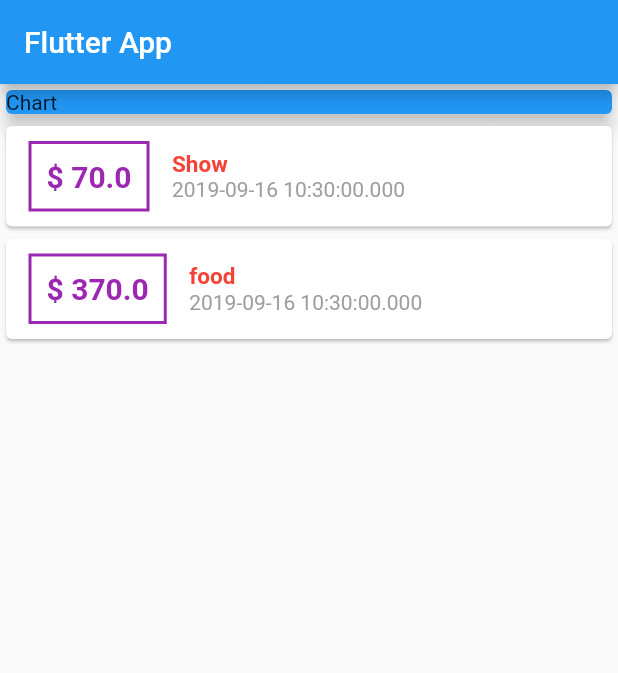
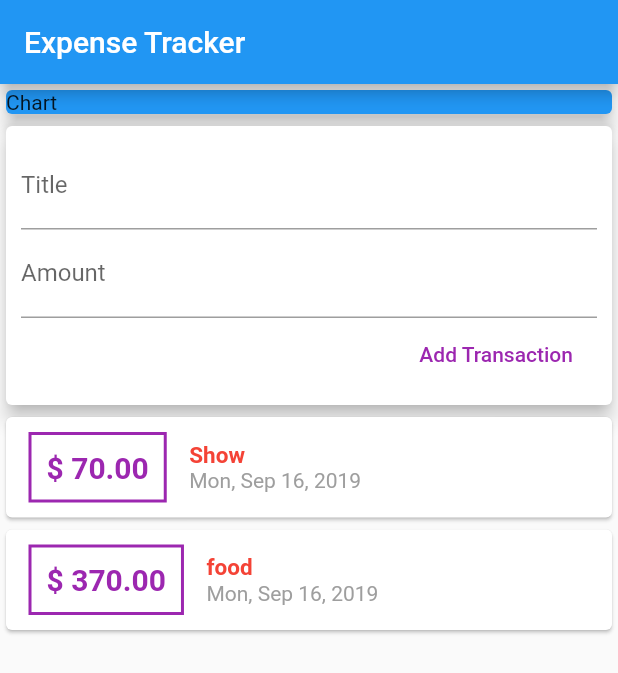
Before and after one commit to jithinlal/udemy_course_flutter, a Flutter app: the screen it shows after launch, on a phone screen of 412 x 824 dp. Shown: the top 673 px of the screen. Run offline on Flutter 3.47's test engine with Material 2 defaults, Android fonts, the phone set to English and light mode, and no system bars.

Commit message:
transaction widgets split

```diff
--- a/expense_tracker/lib/main.dart
+++ b/expense_tracker/lib/main.dart
@@ -1,4 +1,4 @@
-import 'package:expense_tracker/model/Transaction.dart';
+import 'package:expense_tracker/widgets/user_transactions.dart';
 import 'package:flutter/material.dart';
 
 void main() => runApp(MyApp());
@@ -7,32 +7,21 @@ class MyApp extends StatelessWidget {
   @override
   Widget build(BuildContext context) {
     return MaterialApp(
-      title: 'Flutter App',
+      title: 'Expense Tracker',
       home: MyHomePage(),
     );
   }
 }
 
 class MyHomePage extends StatelessWidget {
-  final List<Transaction> transactions = [
-    Transaction(
-      id: 't1',
-      title: 'Show',
-      amount: 70,
-      date: DateTime.now(),
-    ),
-    Transaction(
-      id: 't2',
-      title: 'food',
-      amount: 370,
-      date: DateTime.now(),
-    )
-  ];
+//  String titleInput;
+//  String amountInput;
+
   @override
   Widget build(BuildContext context) {
     return Scaffold(
       appBar: AppBar(
-        title: Text('Flutter App'),
+        title: Text('Expense Tracker'),
       ),
       body: Column(
         children: <Widget>[
@@ -46,58 +35,7 @@ class MyHomePage extends StatelessWidget {
               ),
             ),
           ),
-          Column(
-            children: transactions.map((tx) {
-              return Card(
-                child: Row(
-                  children: <Widget>[
-                    Container(
-                      margin: EdgeInsets.symmetric(
-                        vertical: 10,
-                        horizontal: 15,
-                      ),
-                      decoration: BoxDecoration(
-                        border: Border.all(
-                          color: Colors.purple,
-                          width: 2,
-                        ),
-                      ),
-                      padding: EdgeInsets.all(
-                        10,
-                      ),
-                      child: Text(
-                        '\$ ${tx.amount}',
-                        style: TextStyle(
-                          fontWeight: FontWeight.bold,
-                          fontSize: 20,
-                          color: Colors.purple,
-                        ),
-                      ),
-                    ),
-                    Column(
-                      crossAxisAlignment: CrossAxisAlignment.start,
-                      children: <Widget>[
-                        Text(
-                          tx.title,
-                          style: TextStyle(
-                            color: Colors.red,
-                            fontWeight: FontWeight.bold,
-                            fontSize: 15,
-                          ),
-                        ),
-                        Text(
-                          tx.date.toString(),
-                          style: TextStyle(
-                            color: Colors.grey,
-                          ),
-                        ),
-                      ],
-                    ),
-                  ],
-                ),
-              );
-            }).toList(),
-          )
+          UserTransactions(),
         ],
       ),
     );
--- /dev/null
+++ b/expense_tracker/lib/widgets/new_transaction.dart
@@ -0,0 +1,65 @@
+import 'package:flutter/material.dart';
+
+class NewTransaction extends StatelessWidget {
+  final Function _addTx;
+  final titleController = TextEditingController();
+  final amountController = TextEditingController();
+
+  NewTransaction(this._addTx);
+
+  void _submitData() {
+    final enteredTitle = titleController.text;
+    final enteredAmount = double.parse(amountController.text);
+
+    if (enteredTitle.isEmpty || enteredAmount <= 0) {
+      return;
+    }
+    this._addTx(
+      enteredTitle,
+      enteredAmount,
+    );
+  }
+
+  @override
+  Widget build(BuildContext context) {
+    return Card(
+      elevation: 5,
+      child: Container(
+        padding: EdgeInsets.all(10),
+        child: Column(
+          crossAxisAlignment: CrossAxisAlignment.end,
+          children: <Widget>[
+            TextField(
+//                    onChanged: (val) {
+//                      this.titleInput = val;
+//                    },
+              controller: this.titleController,
+              decoration: InputDecoration(
+                labelText: 'Title',
+              ),
+              onSubmitted: (_) => _submitData(),
+            ),
+            TextField(
+//                    onChanged: (val) {
+//                      this.amountInput = val;
+//                    },
+              controller: this.amountController,
+              decoration: InputDecoration(
+                labelText: 'Amount',
+              ),
+              keyboardType: TextInputType.number,
+              onSubmitted: (_) => _submitData(),
+            ),
+            FlatButton(
+              onPressed: _submitData,
+              textColor: Colors.purple,
+              child: Text(
+                'Add Transaction',
+              ),
+            )
+          ],
+        ),
+      ),
+    );
+  }
+}
--- /dev/null
+++ b/expense_tracker/lib/widgets/transaction_list.dart
@@ -0,0 +1,67 @@
+import 'package:expense_tracker/model/Transaction.dart';
+import 'package:flutter/material.dart';
+import 'package:intl/intl.dart';
+
+class TransactionList extends StatelessWidget {
+  final List<Transaction> _transactions;
+  TransactionList(this._transactions);
+  @override
+  Widget build(BuildContext context) {
+    return Container(
+      height: 300,
+      child: ListView.builder(
+        itemBuilder: (BuildContext context2, index) {
+          return Card(
+            child: Row(
+              children: <Widget>[
+                Container(
+                  margin: EdgeInsets.symmetric(
+                    vertical: 10,
+                    horizontal: 15,
+                  ),
+                  decoration: BoxDecoration(
+                    border: Border.all(
+                      color: Colors.purple,
+                      width: 2,
+                    ),
+                  ),
+                  padding: EdgeInsets.all(
+                    10,
+                  ),
+                  child: Text(
+                    '\$ ${_transactions[index].amount.toStringAsFixed(2)}',
+                    style: TextStyle(
+                      fontWeight: FontWeight.bold,
+                      fontSize: 20,
+                      color: Colors.purple,
+                    ),
+                  ),
+                ),
+                Column(
+                  crossAxisAlignment: CrossAxisAlignment.start,
+                  children: <Widget>[
+                    Text(
+                      _transactions[index].title,
+                      style: TextStyle(
+                        color: Colors.red,
+                        fontWeight: FontWeight.bold,
+                        fontSize: 15,
+                      ),
+                    ),
+                    Text(
+                      DateFormat.yMMMEd().format(_transactions[index].date),
+                      style: TextStyle(
+                        color: Colors.grey,
+                      ),
+                    ),
+                  ],
+                ),
+              ],
+            ),
+          );
+        },
+        itemCount: _transactions.length,
+      ),
+    );
+  }
+}
--- /dev/null
+++ b/expense_tracker/lib/widgets/user_transactions.dart
@@ -0,0 +1,49 @@
+import 'package:expense_tracker/model/Transaction.dart';
+import 'package:expense_tracker/widgets/new_transaction.dart';
+import 'package:expense_tracker/widgets/transaction_list.dart';
+import 'package:flutter/material.dart';
+
+class UserTransactions extends StatefulWidget {
+  @override
+  _UserTransactionsState createState() => _UserTransactionsState();
+}
+
+class _UserTransactionsState extends State<UserTransactions> {
+  final List<Transaction> _userTransactions = [
+    Transaction(
+      id: 't1',
+      title: 'Show',
+      amount: 70,
+      date: DateTime.now(),
+    ),
+    Transaction(
+      id: 't2',
+      title: 'food',
+      amount: 370,
+      date: DateTime.now(),
+    )
+  ];
+
+  void _addNewTransaction(String txTitle, double txAmount) {
+    final newTx = new Transaction(
+      id: DateTime.now().toString(),
+      title: txTitle,
+      amount: txAmount,
+      date: DateTime.now(),
+    );
+
+    setState(() {
+      _userTransactions.add(newTx);
+    });
+  }
+
+  @override
+  Widget build(BuildContext context) {
+    return Column(
+      children: <Widget>[
+        NewTransaction(_addNewTransaction),
+        TransactionList(_userTransactions),
+      ],
+    );
+  }
+}
--- a/expense_tracker/pubspec.yaml
+++ b/expense_tracker/pubspec.yaml
@@ -19,6 +19,7 @@ environment:
 dependencies:
   flutter:
     sdk: flutter
+  intl: ^0.16.0
 
   # The following adds the Cupertino Icons font to your application.
   # Use with the CupertinoIcons class for iOS style icons.
```
Also changed, not shown: expense_tracker/pubspec.lock.
